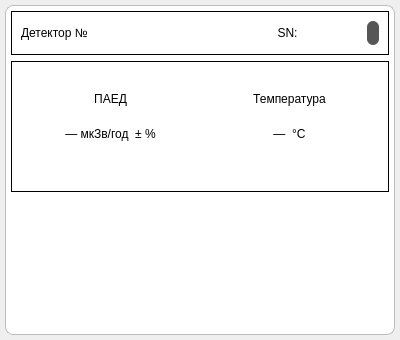
The window that _UI/dashboardwall.ui (Miskiv-Andrew/wroc) describes before a commit, drawn with Qt 5.
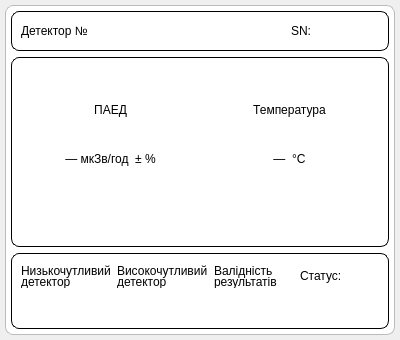
The same window after the commit.

```diff
--- a/_UI/dashboardwall.ui
+++ b/_UI/dashboardwall.ui
@@ -59,7 +59,7 @@
      <property name="frameShadow">
       <enum>QFrame::Shadow::Raised</enum>
      </property>
-     <layout class="QGridLayout" name="gridLayout_3">
+     <layout class="QGridLayout" name="gridLayout_3" rowstretch="1,5,2">
       <property name="leftMargin">
        <number>5</number>
       </property>
@@ -72,23 +72,6 @@
       <property name="bottomMargin">
        <number>5</number>
       </property>
-      <item row="2" column="0">
-       <widget class="QWidget" name="spectrumWidget" native="true">
-        <property name="minimumSize">
-         <size>
-          <width>0</width>
-          <height>80</height>
-         </size>
-        </property>
-        <property name="maximumSize">
-         <size>
-          <width>16777215</width>
-          <height>300</height>
-         </size>
-        </property>
-        <layout class="QVBoxLayout" name="verticalLayout_2"/>
-       </widget>
-      </item>
       <item row="1" column="0">
        <widget class="QFrame" name="measureSection">
         <property name="sizePolicy">
@@ -100,6 +83,7 @@
         <property name="styleSheet">
          <string notr="true">#measureSection {
 border: 1px solid black;
+border-radius: 8px
 }</string>
         </property>
         <property name="frameShape">
@@ -207,7 +191,7 @@
        </widget>
       </item>
       <item row="0" column="0">
-       <widget class="QFrame" name="statusSection">
+       <widget class="QFrame" name="infoSection">
         <property name="sizePolicy">
          <sizepolicy hsizetype="Preferred" vsizetype="Fixed">
           <horstretch>0</horstretch>
@@ -215,8 +199,9 @@
          </sizepolicy>
         </property>
         <property name="styleSheet">
-         <string notr="true">#statusSection {
+         <string notr="true">#infoSection {
 border: 1px solid black;
+border-radius: 8px
 }</string>
         </property>
         <property name="frameShape">
@@ -267,31 +252,99 @@
              </property>
             </widget>
            </item>
+          </layout>
+         </item>
+        </layout>
+       </widget>
+      </item>
+      <item row="2" column="0">
+       <widget class="QFrame" name="statusSection">
+        <property name="styleSheet">
+         <string notr="true">#statusSection {
+border: 1px solid black;
+border-radius: 8px
+}</string>
+        </property>
+        <property name="frameShape">
+         <enum>QFrame::Shape::StyledPanel</enum>
+        </property>
+        <property name="frameShadow">
+         <enum>QFrame::Shadow::Raised</enum>
+        </property>
+        <layout class="QHBoxLayout" name="horizontalLayout_6">
+         <item>
+          <layout class="QHBoxLayout" name="horizontalLayout_5">
            <item>
-            <widget class="QLabel" name="statusLabel">
-             <property name="minimumSize">
-              <size>
-               <width>12</width>
-               <height>24</height>
-              </size>
-             </property>
-             <property name="maximumSize">
-              <size>
-               <width>12</width>
-               <height>24</height>
-              </size>
-             </property>
-             <property name="styleSheet">
-              <string notr="true">background-color: rgb(86, 86, 86);
-border-radius: 6px</string>
-             </property>
-             <property name="text">
-              <string/>
-             </property>
-             <property name="alignment">
-              <set>Qt::AlignmentFlag::AlignCenter</set>
-             </property>
-            </widget>
+            <layout class="QVBoxLayout" name="verticalLayout">
+             <item>
+              <widget class="QLabel" name="lowDetectorLabel">
+               <property name="text">
+                <string>&lt;div style='line-height:80%'&gt;Низькочутливий&lt;br&gt;детектор&lt;/div&gt;</string>
+               </property>
+              </widget>
+             </item>
+             <item>
+              <widget class="QLabel" name="lowDetectorValue">
+               <property name="text">
+                <string/>
+               </property>
+              </widget>
+             </item>
+            </layout>
+           </item>
+           <item>
+            <layout class="QVBoxLayout" name="verticalLayout_2">
+             <item>
+              <widget class="QLabel" name="highDetectorLabel">
+               <property name="text">
+                <string>&lt;div style='line-height:80%'&gt;Високочутливий&lt;br&gt;детектор&lt;/div&gt;</string>
+               </property>
+              </widget>
+             </item>
+             <item>
+              <widget class="QLabel" name="highDetectorValue">
+               <property name="text">
+                <string/>
+               </property>
+              </widget>
+             </item>
+            </layout>
+           </item>
+           <item>
+            <layout class="QVBoxLayout" name="verticalLayout_4">
+             <item>
+              <widget class="QLabel" name="validityLabel">
+               <property name="text">
+                <string>&lt;div style='line-height:80%'&gt;Валідність&lt;br&gt;результатів&lt;/div&gt;</string>
+               </property>
+              </widget>
+             </item>
+             <item>
+              <widget class="QLabel" name="validityValue">
+               <property name="text">
+                <string/>
+               </property>
+              </widget>
+             </item>
+            </layout>
+           </item>
+           <item>
+            <layout class="QVBoxLayout" name="verticalLayout_6">
+             <item>
+              <widget class="QLabel" name="statusLabel">
+               <property name="text">
+                <string>Статус:</string>
+               </property>
+              </widget>
+             </item>
+             <item>
+              <widget class="QLabel" name="statusValue">
+               <property name="text">
+                <string/>
+               </property>
+              </widget>
+             </item>
+            </layout>
            </item>
           </layout>
          </item>
```
